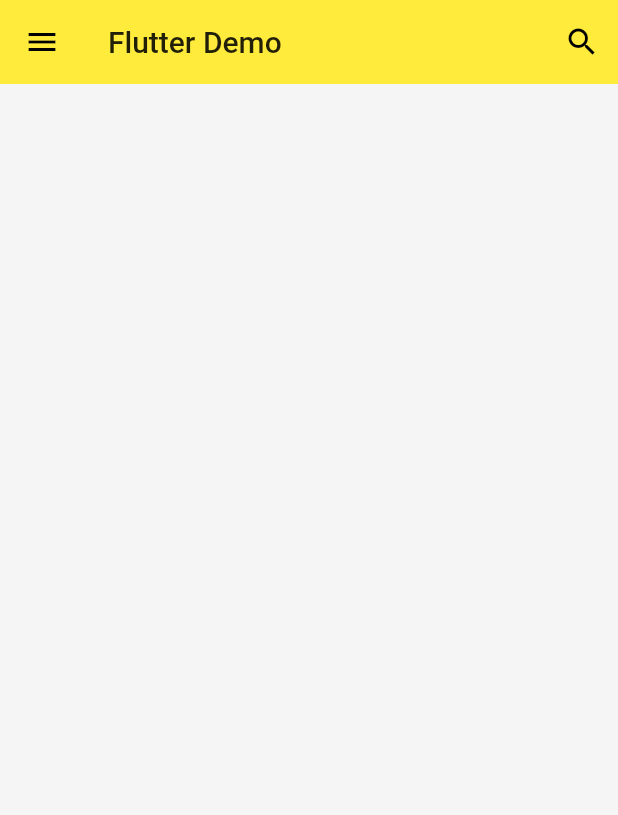
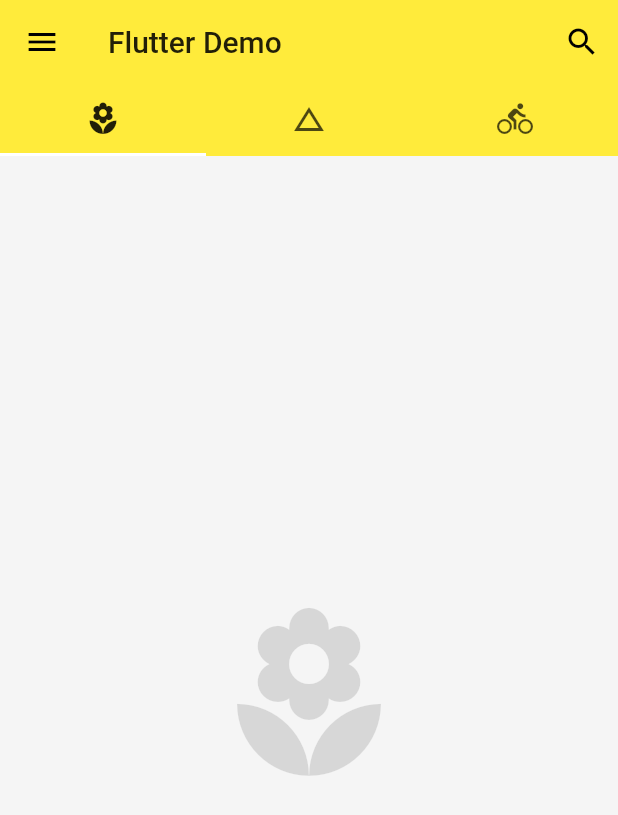
Before and after one commit to Bleach6785/flutter_demo, a Flutter app: the screen it shows after launch, on a phone screen of 412 x 824 dp. Shown: the top 815 px of the screen. Run offline on Flutter 3.47's test engine with Material 2 defaults, Android fonts, the phone set to English and light mode, and no system bars.

Commit message:
使用標籤展示內容

```diff
--- a/lib/main.dart
+++ b/lib/main.dart
@@ -19,7 +19,9 @@ class App extends StatelessWidget {
 class Home extends StatelessWidget {
   @override
   Widget build(BuildContext context) {
-    return Scaffold(
+    return DefaultTabController(
+      length: 3,
+      child: Scaffold(
         backgroundColor: Colors.grey[100],
         appBar: AppBar(
           leading: IconButton(
@@ -36,8 +38,34 @@ class Home extends StatelessWidget {
             ),
           ],
           elevation: 0.0,
+          bottom: TabBar(
+            tabs: [
+              Tab(icon: Icon(Icons.local_florist)),
+              Tab(icon: Icon(Icons.change_history)),
+              Tab(icon: Icon(Icons.directions_bike)),
+            ],
           ),
-      body: null,
+        ),
+        body: TabBarView(
+          children: [
+            Icon(
+              Icons.local_florist,
+              size: 128.0,
+              color: Colors.black12,
+            ),
+            Icon(
+              Icons.change_history,
+              size: 128.0,
+              color: Colors.black12,
+            ),
+            Icon(
+              Icons.directions_bike,
+              size: 128.0,
+              color: Colors.black12,
+            ),
+          ],
+        ),
+      ),
     );
   }
 }
```
Lines whose indentation alone changed are shown as unchanged.
